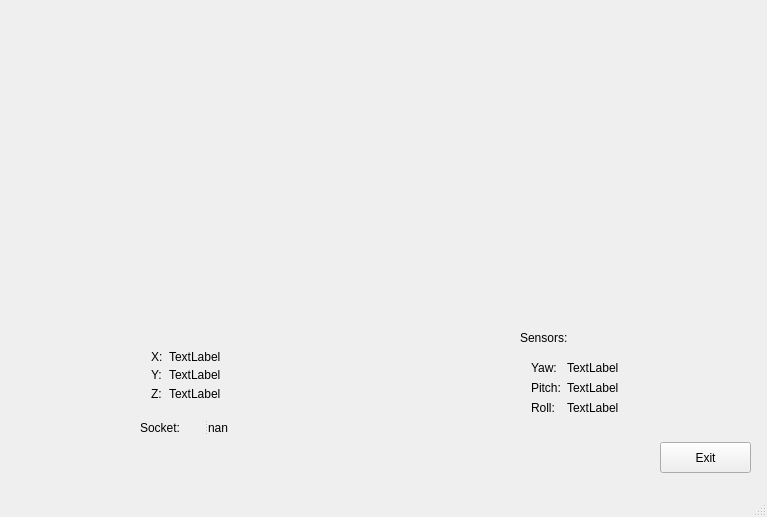
Kestrel96/Tryton, file mainwindow.ui: the form before one commit.
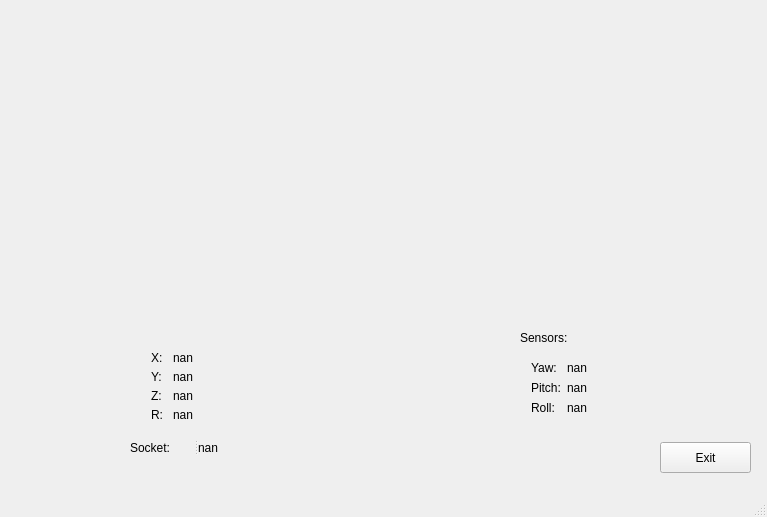
The form after the commit.

Patch:
```diff
--- a/mainwindow.ui
+++ b/mainwindow.ui
@@ -59,7 +59,7 @@
       <x>140</x>
       <y>340</y>
       <width>91</width>
-      <height>71</height>
+      <height>92</height>
      </rect>
     </property>
     <layout class="QFormLayout" name="formLayout">
@@ -87,21 +87,35 @@
      <item row="3" column="1">
       <widget class="QLabel" name="y_value">
        <property name="text">
-        <string>TextLabel</string>
+        <string>nan</string>
        </property>
       </widget>
      </item>
      <item row="4" column="1">
       <widget class="QLabel" name="z_value">
        <property name="text">
-        <string>TextLabel</string>
+        <string>nan</string>
        </property>
       </widget>
      </item>
      <item row="2" column="1">
       <widget class="QLabel" name="x_value">
        <property name="text">
-        <string>TextLabel</string>
+        <string>nan</string>
+       </property>
+      </widget>
+     </item>
+     <item row="5" column="0">
+      <widget class="QLabel" name="RLabel">
+       <property name="text">
+        <string>R: </string>
+       </property>
+      </widget>
+     </item>
+     <item row="5" column="1">
+      <widget class="QLabel" name="r_value">
+       <property name="text">
+        <string>nan</string>
        </property>
       </widget>
      </item>
@@ -127,7 +141,7 @@
      <item row="2" column="1">
       <widget class="QLabel" name="Yaw_value">
        <property name="text">
-        <string>TextLabel</string>
+        <string>nan</string>
        </property>
       </widget>
      </item>
@@ -148,14 +162,14 @@
      <item row="3" column="1">
       <widget class="QLabel" name="Pitch_value">
        <property name="text">
-        <string>TextLabel</string>
+        <string>nan</string>
        </property>
       </widget>
      </item>
      <item row="4" column="1">
       <widget class="QLabel" name="Roll_value">
        <property name="text">
-        <string>TextLabel</string>
+        <string>nan</string>
        </property>
       </widget>
      </item>
@@ -190,8 +204,8 @@
    <widget class="QSplitter" name="splitter">
     <property name="geometry">
      <rect>
-      <x>140</x>
-      <y>420</y>
+      <x>130</x>
+      <y>440</y>
       <width>101</width>
       <height>16</height>
      </rect>
```
